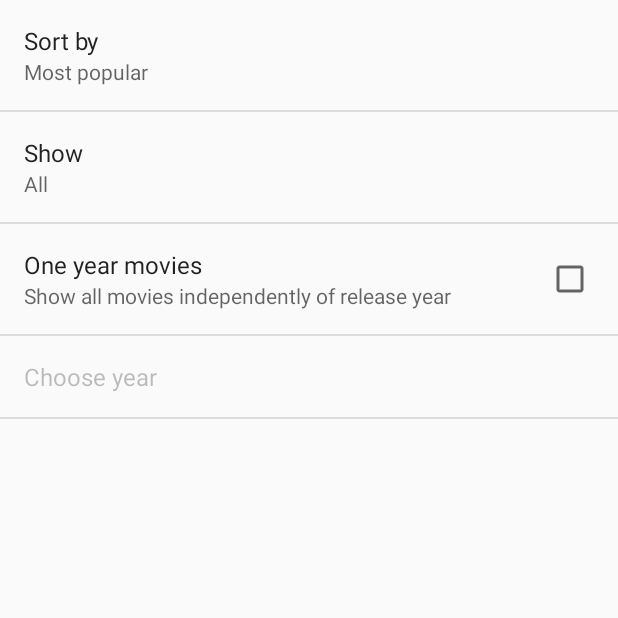
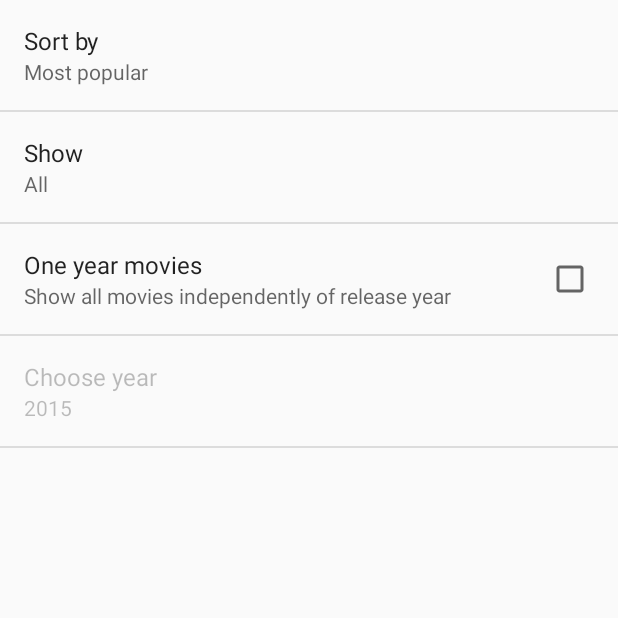
Before and after one commit to ludgo/Movies, an Android app: the screen it shows after launch (SettingsActivity), in the options menu, after a tap on "Settings", on a phone screen of 412 x 824 dp, the top half of it. Run offline under Robolectric (Android 15) with nearby library versions, the phone set to English and light mode, and no system bars; our stand-ins replace Picasso; pictures from the network do not load; 1 statement that could not run was skipped.

Commit message:
feat: customised year preference

```diff
--- a/app/src/main/java/com/ludgo/android/movies/SettingsActivity.java
+++ b/app/src/main/java/com/ludgo/android/movies/SettingsActivity.java
@@ -11,6 +11,8 @@ import android.preference.Preference;
 import android.preference.PreferenceActivity;
 import android.preference.PreferenceManager;
 
+import java.util.Calendar;
+
 /**
  * Application settings
  */
@@ -23,12 +25,22 @@ public class SettingsActivity extends PreferenceActivity
         // Add 'general' preferences, defined in the XML file
         addPreferencesFromResource(R.xml.pref_general);
 
+        YearEditTextPreference yearPreference =
+                (YearEditTextPreference) findPreference(getString(R.string.pref_year_key));
+        if (yearPreference.getText() == null) {
+            // Default value of year preference will always depend on the current date
+            Calendar calendar = Calendar.getInstance();
+            String yearStr = Integer.toString(calendar.get(Calendar.YEAR));
+            yearPreference.setText(yearStr);
+            yearPreference.setSummary(yearStr);
+        }
+
         // For all preferences, attach an OnPreferenceChangeListener so the UI summary can be
         // updated when the preference changes.
         bindPreferenceSummaryToValue(findPreference(getString(R.string.pref_sort_key)));
         bindPreferenceSummaryToValue(findPreference(getString(R.string.pref_show_key)));
         bindPreferenceSummaryToValue(findPreference(getString(R.string.pref_enable_year_key)));
-        bindPreferenceSummaryToValue(findPreference(getString(R.string.pref_year_key)));
+        bindPreferenceSummaryToValue(yearPreference);
     }
 
     /**
@@ -40,7 +52,7 @@ public class SettingsActivity extends PreferenceActivity
         // Set the listener to watch for value changes.
         preference.setOnPreferenceChangeListener(this);
 
-        if (!(preference instanceof CheckBoxPreference)){
+        if (!(preference instanceof CheckBoxPreference)) {
             // Trigger the listener immediately with the preference's
             // current value.
             onPreferenceChange(preference,
--- /dev/null
+++ b/app/src/main/java/com/ludgo/android/movies/YearEditTextPreference.java
@@ -0,0 +1,79 @@
+package com.ludgo.android.movies;
+
+import android.app.AlertDialog;
+import android.app.Dialog;
+import android.content.Context;
+import android.content.res.TypedArray;
+import android.os.Bundle;
+import android.preference.EditTextPreference;
+import android.text.Editable;
+import android.text.TextWatcher;
+import android.util.AttributeSet;
+import android.widget.Button;
+import android.widget.EditText;
+
+
+/**
+ * EditTextPreference customised to type a year A.D. in,
+ * with possible choice of the number of digits
+ */
+public class YearEditTextPreference extends EditTextPreference {
+    private static final int YEAR_MIN_LENGTH_DEFAULT = 1;
+    private static final int YEAR_MAX_LENGTH_DEFAULT = 4;
+    private static int yearMinLength;
+    private static int yearMaxLength;
+
+    public YearEditTextPreference(Context context, AttributeSet attrs) {
+        super(context, attrs);
+
+        TypedArray container = context.getTheme().obtainStyledAttributes(
+                attrs,
+                R.styleable.YearEditTextPreference,
+                0,
+                0);
+        try {
+            yearMinLength = container.getInteger(R.styleable.YearEditTextPreference_minLength,
+                    YEAR_MIN_LENGTH_DEFAULT);
+            yearMaxLength = container.getInteger(R.styleable.YearEditTextPreference_maxLength,
+                    YEAR_MAX_LENGTH_DEFAULT);
+        } finally {
+            container.recycle();
+        }
+    }
+
+    @Override
+    protected void showDialog(Bundle state) {
+        super.showDialog(state);
+
+        EditText editText = getEditText();
+        editText.addTextChangedListener(new TextWatcher() {
+
+            @Override
+            public void beforeTextChanged(CharSequence s, int start, int count, int after) {
+
+            }
+
+            @Override
+            public void onTextChanged(CharSequence s, int start, int before, int count) {
+
+            }
+
+            @Override
+            public void afterTextChanged(Editable s) {
+                Dialog dialog = getDialog();
+                if (dialog instanceof AlertDialog) {
+                    AlertDialog alertDialog = (AlertDialog) dialog;
+                    Button positiveButton = alertDialog.getButton(AlertDialog.BUTTON_POSITIVE);
+                    // Check if the text matches criteria
+                    if (yearMinLength <= s.length() && s.length() <= yearMaxLength) {
+                        // Enable OK button
+                        positiveButton.setEnabled(true);
+                    } else {
+                        // Disable OK button.
+                        positiveButton.setEnabled(false);
+                    }
+                }
+            }
+        });
+    }
+}
--- a/app/src/main/res/values/colors.xml
+++ b/app/src/main/res/values/colors.xml
@@ -3,7 +3,7 @@
 
     <color name="white">#FFFFFF</color>
     <color name="teal">#009688</color>
-    <color name="teal_alpha25">#33009688</color>
+    <color name="teal_alpha25">#40009688</color>
     <color name="teal_alpha50">#80009688</color>
     <color name="teal_alpha75">#BF009688</color>
     <color name="grey_600">#757575</color>
--- a/app/src/main/res/values/strings.xml
+++ b/app/src/main/res/values/strings.xml
@@ -1,8 +1,9 @@
-<resources>
+<resources xmlns:xliff="http://schemas.android.com/apk/res-auto">
     <string name="app_name" translatable="false">Movies</string>
 
     <string name="action_settings">Settings</string>
     <string name="action_share">Share</string>
+    <string name="action_share_message">Hi! Check out the movie <xliff:g name="movie_title">%1$s</xliff:g> (<xliff:g name="movie_year">%2$s</xliff:g>). My opinion is /10. #Movies app</string>
 
     <string name="title_activity_detail">Detail</string>
     <string name="title_activity_settings">Settings</string>
@@ -12,21 +13,12 @@
     <string name="view_trailers">Trailers:</string>
     <string name="view_reviews">Reviews:</string>
 
-    <string name="view_empty_no_connection">
-        No Movies Available\nNo Internet Connection
-    </string>
-    <string name="view_empty_no_match">
-        No Movies Match Selected Criteria
-    </string>
-    <string name="view_empty_no_more">
-        No More Movies Match Selected Criteria
-    </string>
-    <string name="view_empty_server_down">
-        No Movies Available\nThe server is not returning data
-    </string>
-    <string name="view_empty_server_error">
-        No Movies Available\nThe server is not returning valid data\nPlease check for an updated version of the app
-    </string>
+    <string name="view_empty_no_connection">No Movies Available\nNo Internet Connection</string>
+    <string name="view_empty_loading">Loading Movies</string>
+    <string name="view_empty_no_match">No Movies Match Selected Criteria</string>
+    <string name="view_empty_no_more">No More Movies Match Selected Criteria</string>
+    <string name="view_empty_server_down">No Movies Available\nThe server is not returning data</string>
+    <string name="view_empty_server_error">No Movies Available\nThe server is not returning valid data\nPlease check for an updated version of the app</string>
 
     <string name="pref_sort_title">Sort by</string>
     <string name="pref_sort_key" translatable="false">sort_by</string>
@@ -51,7 +43,7 @@
 
     <string name="pref_year_title">Choose year</string>
     <string name="pref_year_key" translatable="false">year</string>
-    <string name="pref_year_dialogMessage">Type year in format YYYY (blank means all years)</string>
+    <string name="pref_year_dialogMessage">Type year in format YYYY</string>
 
     <string name="pref_movies_status_key" translatable="false">movies_status</string>
 </resources>
--- a/app/src/main/res/xml/pref_general.xml
+++ b/app/src/main/res/xml/pref_general.xml
@@ -1,5 +1,6 @@
 <?xml version="1.0" encoding="utf-8"?>
-<PreferenceScreen xmlns:android="http://schemas.android.com/apk/res/android">
+<PreferenceScreen xmlns:android="http://schemas.android.com/apk/res/android"
+    xmlns:custom="http://schemas.android.com/apk/res/com.ludgo.android.movies">
     <ListPreference
         android:defaultValue="@string/pref_sort_entryValues_default"
         android:entries="@array/pref_sort_entries"
@@ -20,11 +21,12 @@
         android:summaryOn="@string/pref_enable_year_on"
         android:title="@string/pref_enable_year_title" />
 
-    <EditTextPreference
+    <com.ludgo.android.movies.YearEditTextPreference
         android:dependency="@string/pref_enable_year_key"
         android:dialogMessage="@string/pref_year_dialogMessage"
         android:inputType="text"
         android:key="@string/pref_year_key"
         android:singleLine="true"
-        android:title="@string/pref_year_title" />
+        android:title="@string/pref_year_title"
+        custom:minLength="4" />
 </PreferenceScreen>
```
Also changed, not shown: app/src/main/java/com/ludgo/android/movies/DetailFragment.java (+6 -6 lines), app/src/main/java/com/ludgo/android/movies/GridFragment.java (+8 -4 lines), app/src/main/java/com/ludgo/android/movies/service/MoviesService.java (+13 -5 lines), app/src/main/res/values/attrs.xml (added, +7 -0 lines).
